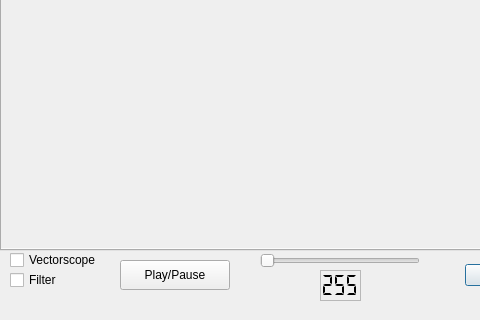
Above: src/maggicsegmentationdialog.ui from robocin/vss-vision before the change; both pictures show x 0 to 480 and y 260 to 580 of the 750 by 580 pixel window. Below: the same form after it.
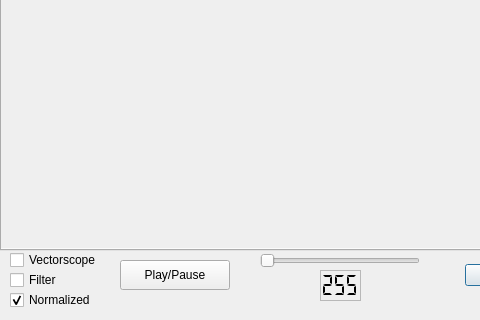
That is the form after the change. Icons and pictures are not drawn.

Commit message: [ADDED] Normalized checkbox with auto update of details and other tabs. [TODO] segmentation tab only update with apply.

The edit to the form file:
```diff
--- a/src/maggicsegmentationdialog.ui
+++ b/src/maggicsegmentationdialog.ui
@@ -524,6 +524,22 @@
     <string>Filter</string>
    </property>
   </widget>
+  <widget class="QCheckBox" name="NormalizedCheckBox">
+   <property name="geometry">
+    <rect>
+     <x>10</x>
+     <y>550</y>
+     <width>111</width>
+     <height>20</height>
+    </rect>
+   </property>
+   <property name="text">
+    <string>Normalized</string>
+   </property>
+   <property name="checked">
+    <bool>true</bool>
+   </property>
+  </widget>
  </widget>
  <resources>
   <include location="image.qrc"/>
```
The commit also changes 4 other files.
